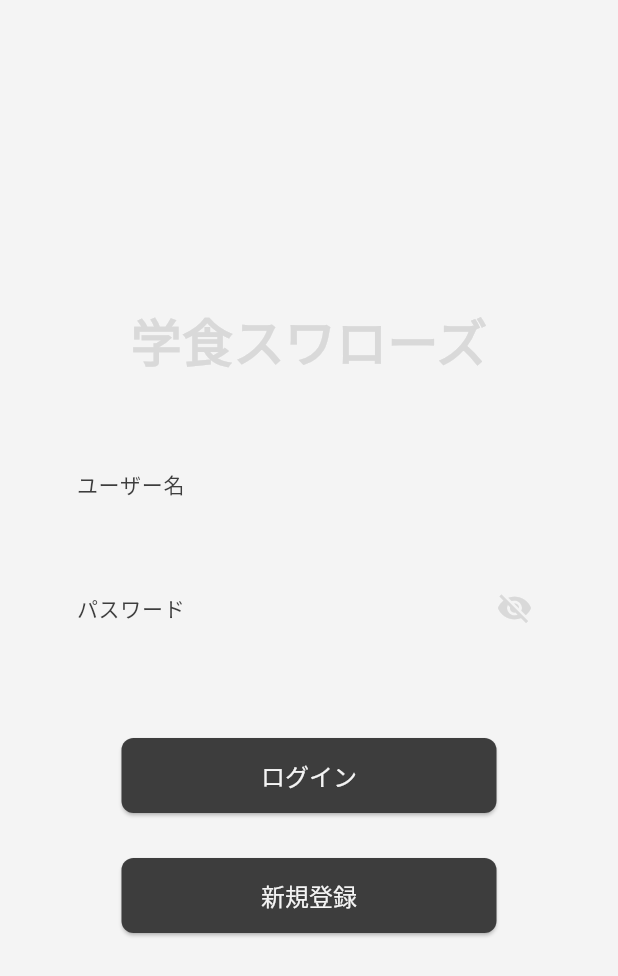
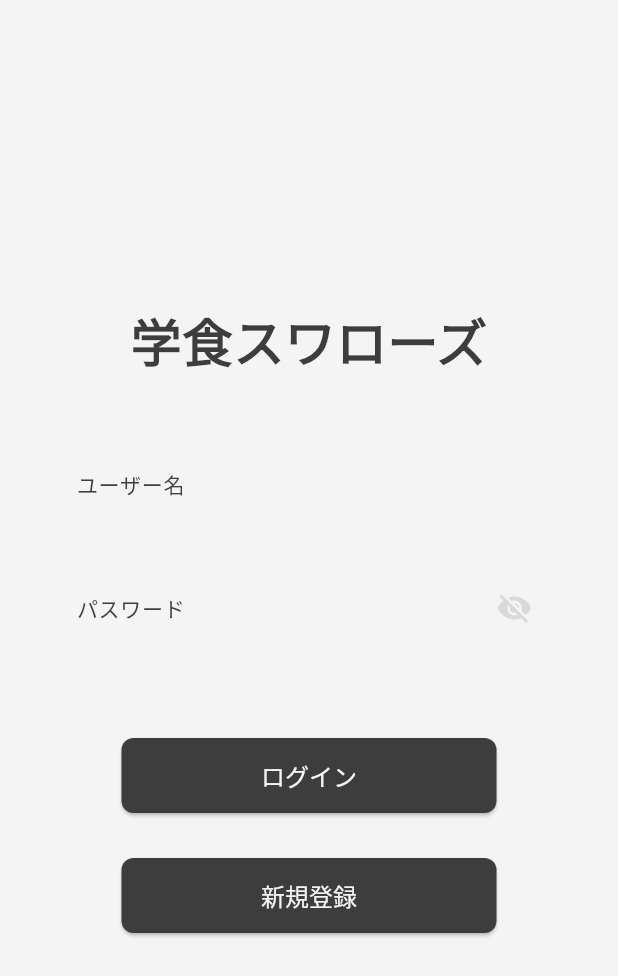
Before and after one commit to hiropoo/cafeteria_reserve, a Flutter app: the screen it shows after launch, on a phone screen of 412 x 824 dp. Shown: the top 976 px of the screen. Run offline on Flutter 3.47's test engine with Material 3 defaults, Android fonts, the phone set to English and light mode, and no system bars; our stand-ins replace flutter_hooks, hooks_riverpod, riverpod_annotation; generated files the repository leaves out were written again.

Commit message:
⚡️ textEditingControllerをhooksで作成

```diff
--- a/lib/pages/login_page.dart
+++ b/lib/pages/login_page.dart
@@ -1,13 +1,13 @@
 import 'package:flutter/material.dart';
+import 'package:flutter_hooks/flutter_hooks.dart';
 import 'package:sit_in_the_cafeteria/components/my_button.dart';
 import 'package:sit_in_the_cafeteria/components/my_textfield.dart';
-import 'package:sit_in_the_cafeteria/constant/my_color.dart';
 
 class LoginPage extends StatelessWidget {
   LoginPage({super.key});
 
-  final TextEditingController _usernameController = TextEditingController(); // ユーザー名
-  final TextEditingController _passwordController = TextEditingController(); // パスワード
+  final TextEditingController _usernameController = useTextEditingController(); // ユーザー名
+  final TextEditingController _passwordController = useTextEditingController(); // パスワード
 
   @override
   Widget build(BuildContext context) {
@@ -27,12 +27,12 @@ class LoginPage extends StatelessWidget {
             mainAxisSize: MainAxisSize.min,
             children: [
               // タイトル
-              const Text(
+              Text(
                 "学食スワローズ",
                 style: TextStyle(
                   fontSize: 34,
                   fontWeight: FontWeight.bold,
-                  color: MyColor.text,
+                  color: Theme.of(context).colorScheme.secondary,
                 ),
               ),
 
```
